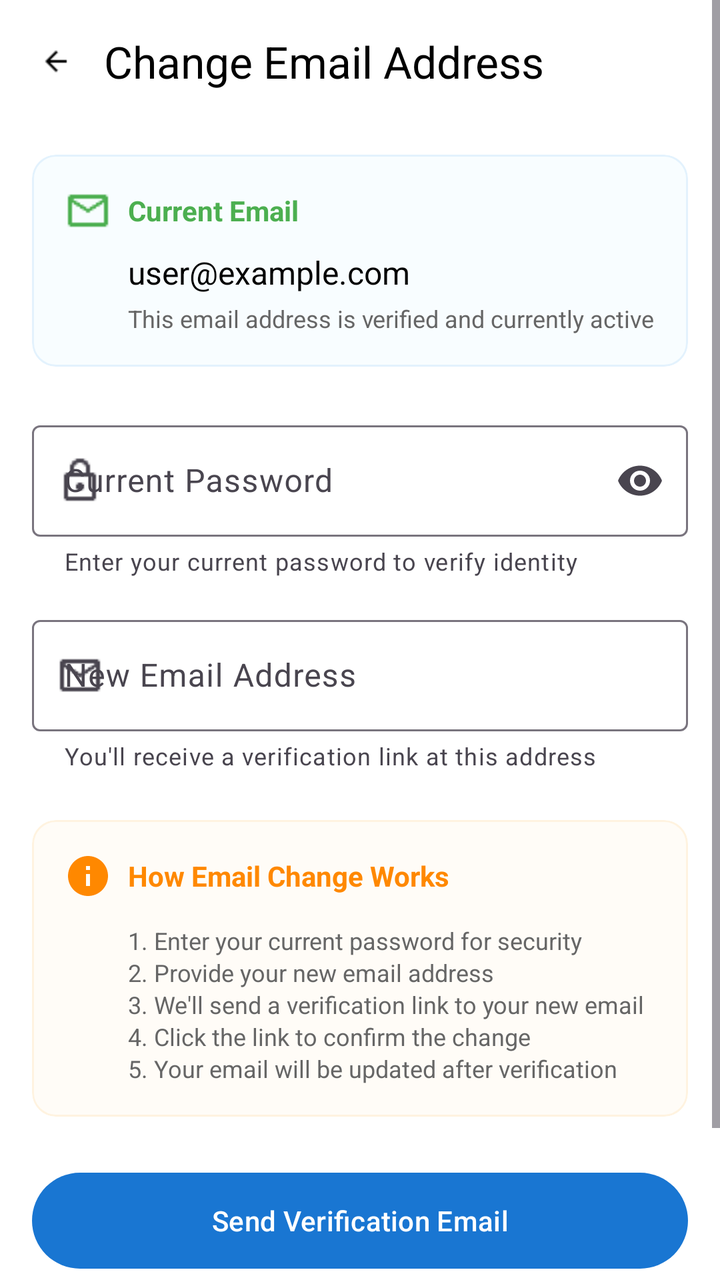
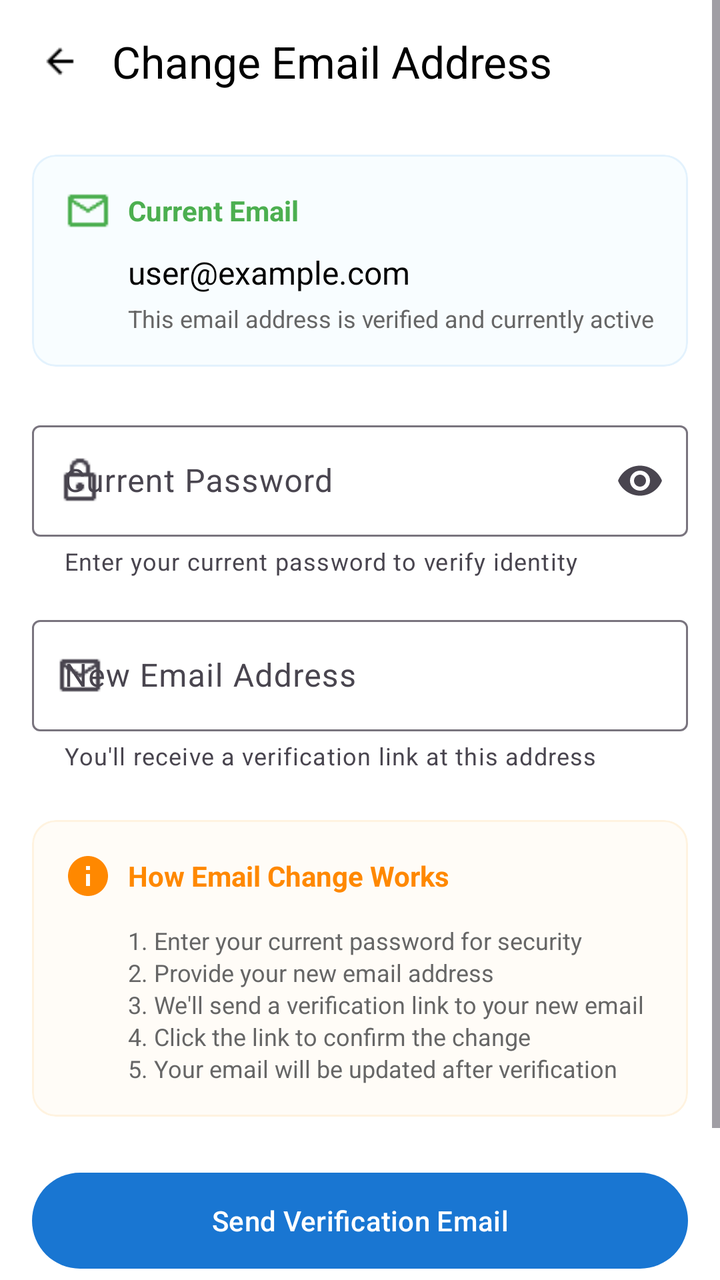

Screens rendered from an Android XML layout before and after an edit, with the pre-edit source and the edit as a unified diff.
<!-- AndroidManifest.xml: application theme Theme.GiveEase -->
<!-- res/layout/fragment_change_email.xml -->
<?xml version="1.0" encoding="utf-8"?>
<ScrollView xmlns:android="http://schemas.android.com/apk/res/android"
    xmlns:app="http://schemas.android.com/apk/res-auto"
    android:layout_width="match_parent"
    android:layout_height="match_parent"
    android:background="@android:color/white">

    <LinearLayout
        android:layout_width="match_parent"
        android:layout_height="wrap_content"
        android:orientation="vertical"
        android:padding="16dp">

        <LinearLayout
            android:layout_width="match_parent"
            android:layout_height="wrap_content"
            android:orientation="horizontal"
            android:gravity="center_vertical"
            android:layout_marginBottom="32dp">

            <ImageView
                android:id="@+id/btnBack"
                android:layout_width="24dp"
                android:layout_height="24dp"
                android:src="@drawable/ic_back"
                android:contentDescription="Back"
                android:clickable="true"
                android:focusable="true"
                android:background="?attr/selectableItemBackgroundBorderless"
                android:padding="4dp" />

            <TextView
                android:layout_width="wrap_content"
                android:layout_height="wrap_content"
                android:layout_marginStart="12dp"
                android:text="Change Email Address"
                android:textAppearance="@style/TextAppearance.Material3.TitleLarge"
                android:textColor="@android:color/black" />
        </LinearLayout>

        <com.google.android.material.card.MaterialCardView
            android:layout_width="match_parent"
            android:layout_height="wrap_content"
            android:layout_marginBottom="24dp"
            app:cardElevation="0dp"
            app:strokeWidth="1dp"
            app:strokeColor="#E3F2FD"
            app:cardBackgroundColor="#F8FDFF"
            app:cardCornerRadius="12dp">

            <LinearLayout
                android:layout_width="match_parent"
                android:layout_height="wrap_content"
                android:orientation="vertical"
                android:padding="16dp">

                <LinearLayout
                    android:layout_width="match_parent"
                    android:layout_height="wrap_content"
                    android:orientation="horizontal"
                    android:gravity="center_vertical"
                    android:layout_marginBottom="8dp">

                    <ImageView
                        android:layout_width="24dp"
                        android:layout_height="24dp"
                        android:src="@drawable/ic_email"
                        app:tint="@color/primary" />

                    <TextView
                        android:layout_width="wrap_content"
                        android:layout_height="wrap_content"
                        android:text="Current Email"
                        android:textStyle="bold"
                        android:textColor="@color/primary"
                        android:textSize="14sp"
                        android:layout_marginStart="8dp" />
                </LinearLayout>

                <TextView
                    android:id="@+id/tvCurrentEmail"
                    android:layout_width="wrap_content"
                    android:layout_height="wrap_content"
                    android:text="user@example.com"
                    android:textColor="@android:color/black"
                    android:textSize="16sp"
                    android:layout_marginStart="32dp" />

                <TextView
                    android:layout_width="wrap_content"
                    android:layout_height="wrap_content"
                    android:text="This email address is verified and currently active"
                    android:textColor="#666666"
                    android:textSize="12sp"
                    android:layout_marginTop="4dp"
                    android:layout_marginStart="32dp" />
            </LinearLayout>
        </com.google.android.material.card.MaterialCardView>

        <com.google.android.material.textfield.TextInputLayout
            android:id="@+id/tilCurrentPassword"
            android:layout_width="match_parent"
            android:layout_height="wrap_content"
            android:layout_marginBottom="16dp"
            android:hint="Current Password"
            app:startIconDrawable="@drawable/ic_lock"
            app:endIconMode="password_toggle"
            app:errorEnabled="true"
            app:helperText="Enter your current password to verify identity"
            style="@style/Widget.Material3.TextInputLayout.OutlinedBox">

            <com.google.android.material.textfield.TextInputEditText
                android:id="@+id/etCurrentPassword"
                android:layout_width="match_parent"
                android:layout_height="wrap_content"
                android:inputType="textPassword" />
        </com.google.android.material.textfield.TextInputLayout>

        <com.google.android.material.textfield.TextInputLayout
            android:id="@+id/tilNewEmail"
            android:layout_width="match_parent"
            android:layout_height="wrap_content"
            android:layout_marginBottom="24dp"
            android:hint="New Email Address"
            app:startIconDrawable="@drawable/ic_email"
            app:errorEnabled="true"
            app:helperText="You'll receive a verification link at this address"
            style="@style/Widget.Material3.TextInputLayout.OutlinedBox">

            <com.google.android.material.textfield.TextInputEditText
                android:id="@+id/etNewEmail"
                android:layout_width="match_parent"
                android:layout_height="wrap_content"
                android:inputType="textEmailAddress" />
        </com.google.android.material.textfield.TextInputLayout>

        <com.google.android.material.card.MaterialCardView
            android:layout_width="match_parent"
            android:layout_height="wrap_content"
            android:layout_marginBottom="24dp"
            app:cardElevation="0dp"
            app:strokeWidth="1dp"
            app:strokeColor="#FFF3E0"
            app:cardBackgroundColor="#FFFCF7"
            app:cardCornerRadius="12dp">

            <LinearLayout
                android:layout_width="match_parent"
                android:layout_height="wrap_content"
                android:orientation="vertical"
                android:padding="16dp">

                <LinearLayout
                    android:layout_width="match_parent"
                    android:layout_height="wrap_content"
                    android:orientation="horizontal"
                    android:gravity="center_vertical"
                    android:layout_marginBottom="12dp">

                    <ImageView
                        android:layout_width="24dp"
                        android:layout_height="24dp"
                        android:src="@drawable/ic_info"
                        app:tint="@android:color/holo_orange_dark" />

                    <TextView
                        android:layout_width="wrap_content"
                        android:layout_height="wrap_content"
                        android:text="How Email Change Works"
                        android:textStyle="bold"
                        android:textColor="@android:color/holo_orange_dark"
                        android:textSize="14sp"
                        android:layout_marginStart="8dp" />
                </LinearLayout>

                <TextView
                    android:layout_width="wrap_content"
                    android:layout_height="wrap_content"
                    android:text="1. Enter your current password for security\n2. Provide your new email address\n3. We'll send a verification link to your new email\n4. Click the link to confirm the change\n5. Your email will be updated after verification"
                    android:textColor="#666666"
                    android:textSize="12sp"
                    android:layout_marginStart="32dp"
                    android:lineSpacingExtra="2dp" />
            </LinearLayout>
        </com.google.android.material.card.MaterialCardView>

        <Button
            android:id="@+id/btnChangeEmail"
            android:layout_width="match_parent"
            android:layout_height="56dp"
            android:text="Send Verification Email"
            android:layout_marginBottom="16dp"
            style="@style/Widget.Material3.Button" />

        <com.google.android.material.button.MaterialButton
            android:id="@+id/btnCancel"
            android:layout_width="match_parent"
            android:layout_height="56dp"
            android:text="Cancel"
            android:textColor="@color/primary"
            app:strokeColor="@color/primary"
            app:strokeWidth="1dp"
            android:backgroundTint="@android:color/transparent"
            style="@style/Widget.Material3.Button.OutlinedButton" />
    </LinearLayout>
</ScrollView>
<!-- resources referenced by this layout -->
<resources>
  <color name="primary">#4CAF50</color>
  <!-- drawable ic_back: png bitmap (drawable, 216 bytes) -->
  <!-- drawable ic_email: png bitmap (drawable, 300 bytes) -->
  <!-- drawable ic_info (drawable) -->
  <vector xmlns:android="http://schemas.android.com/apk/res/android"
      android:width="24dp"
      android:height="24dp"
      android:viewportWidth="24"
      android:viewportHeight="24">
      <path
          android:fillColor="#FF000000"
          android:pathData="M12,2C6.48,2 2,6.48 2,12s4.48,10 10,10 10,-4.48 10,-10S17.52,2 12,2zM13,17h-2v-6h2v6zM13,9h-2L11,7h2v2z"/>
  </vector>
  <!-- drawable ic_lock: png bitmap (drawable, 280 bytes) -->
  <style name="Theme.GiveEase" parent="Theme.Material3.Light.NoActionBar">
          
          <item name="colorPrimary">@color/primary_blue</item>
          <item name="colorOnPrimary">@color/white</item>
          <item name="colorSecondary">@color/teal_200</item>
          <item name="colorOnSecondary">@color/black</item>
  
          
          <item name="android:windowBackground">@color/background</item>
          <item name="colorSurface">@color/surface</item>
          <item name="colorOnSurface">@color/onSurface</item>
          <item name="colorOnBackground">@color/onBackground</item>
  
          
          <item name="android:statusBarColor" tools:targetApi="l">?attr/colorPrimary</item>
  
      </style>
  <color name="primary_blue">#1976D2</color>
  <color name="white">#FFFFFFFF</color>
  <color name="teal_200">#FF03DAC5</color>
  <color name="black">#FF000000</color>
  <color name="background">#FAFAFA</color>
  <color name="surface">#FFFFFF</color>
  <color name="onSurface">#212121</color>
  <color name="onBackground">#212121</color>
</resources>

<!-- the commit's change to res/layout/fragment_change_email.xml (unified diff, before → after) -->
@@ -20,8 +20,8 @@
 
             <ImageView
                 android:id="@+id/btnBack"
-                android:layout_width="24dp"
-                android:layout_height="24dp"
+                android:layout_width="28dp"
+                android:layout_height="28dp"
                 android:src="@drawable/ic_back"
                 android:contentDescription="Back"
                 android:clickable="true"
